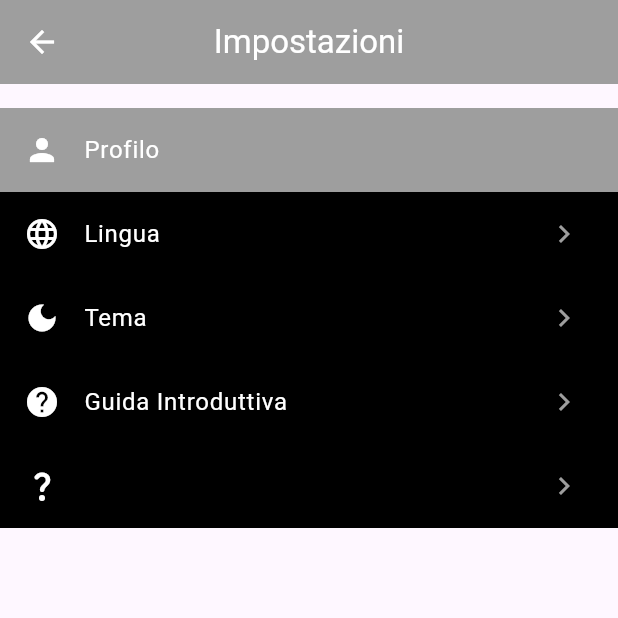
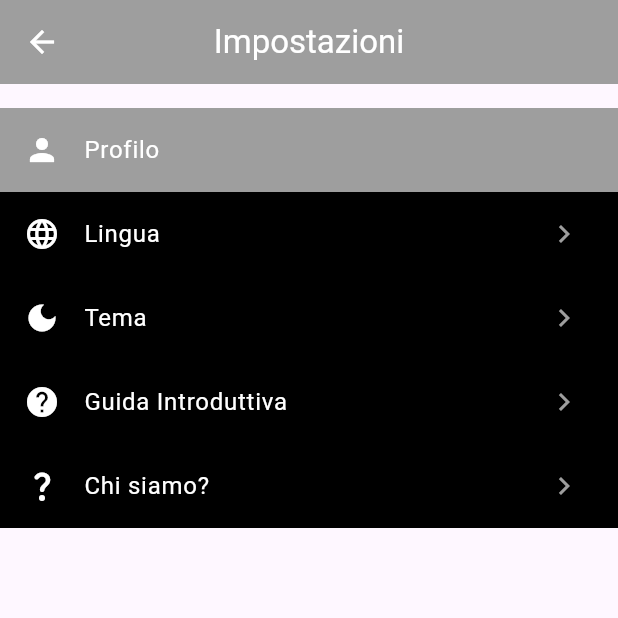
Before and after one commit to alessiogatto04/BYBV, a Flutter app: the Settings screen opened directly, on a phone screen of 412 x 824 dp, the top half of it. Run offline on Flutter 3.47's test engine with Material 3 defaults, Android fonts, the phone set to English and light mode, and no system bars; our stand-ins replace cloud_firestore, firebase_auth, firebase_core, google_sign_in, numberpicker, table_calendar and 1 more; accounts and stored records are empty.

```diff
--- a/bybv/lib/Pages/impostazioni.dart
+++ b/bybv/lib/Pages/impostazioni.dart
@@ -81,8 +81,7 @@ class Settings extends StatelessWidget {
             color: Colors.black,
             child: ListTile(
               leading: Icon(Icons.question_mark_rounded, color: Colors.white),
-              title: Text("Chi siamo?", style: TextStyle(color: Colors.black)),
-
+              title: Text("Chi siamo?", style: TextStyle(color: Colors.white)),
               trailing: Icon(Icons.chevron_right, color: Colors.grey),
               //onTap: () {
               //   Navigator.push(
```
